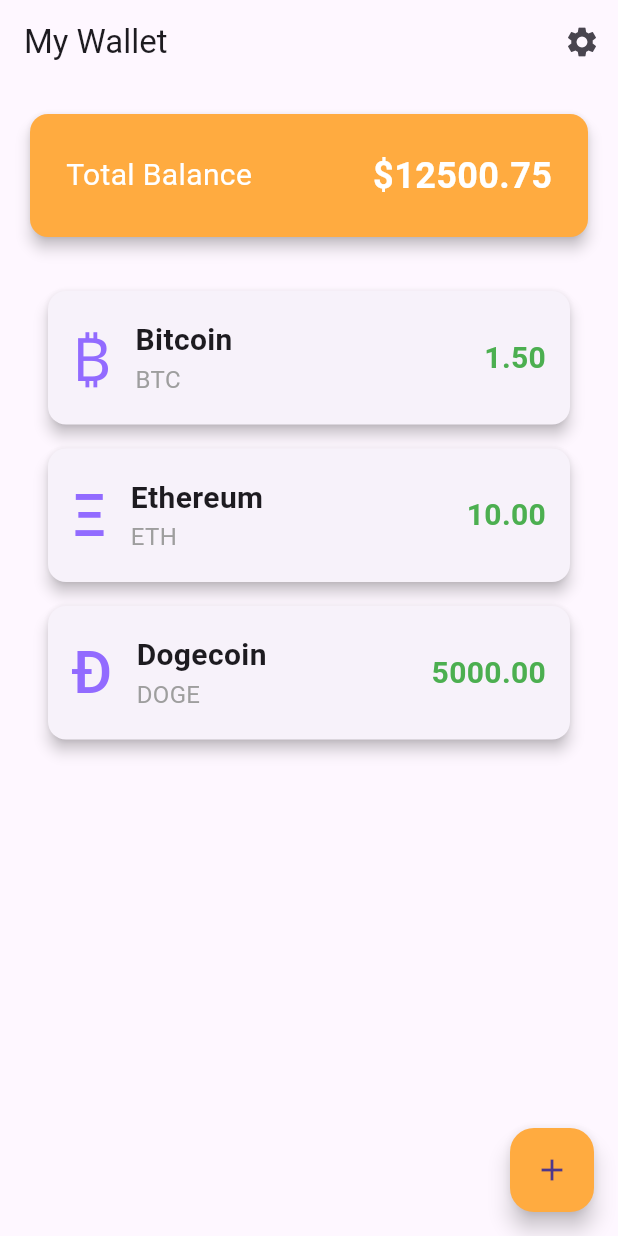
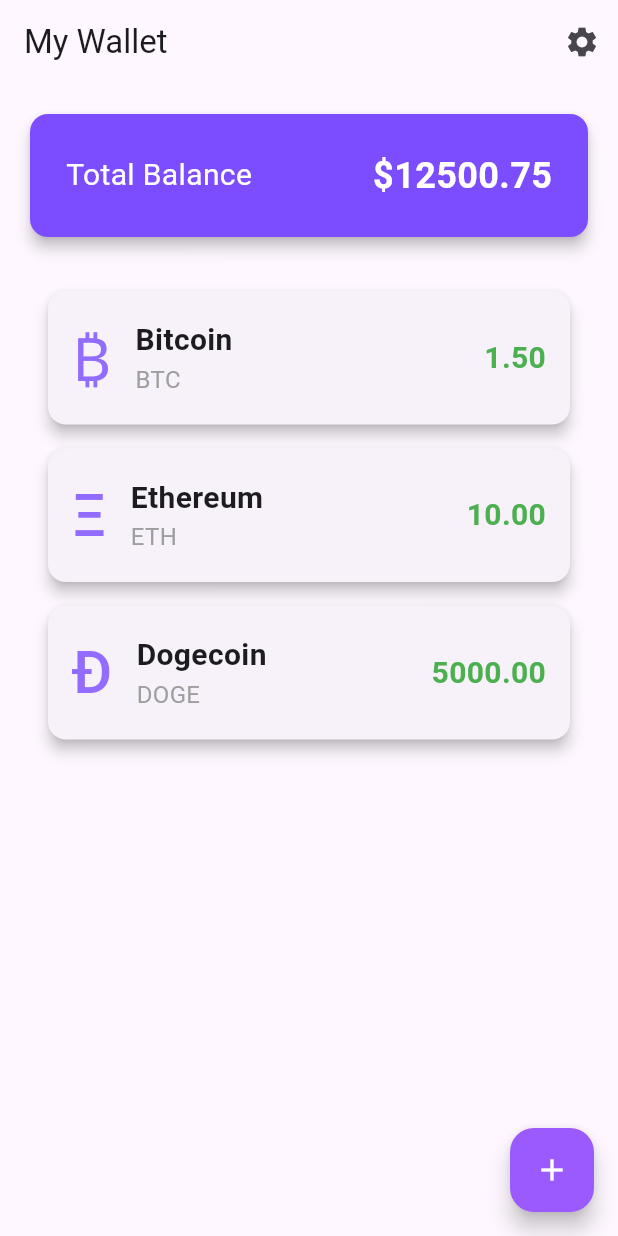
Before and after one commit to maksitox/quantum, a Flutter app: the MainWalletScreen screen opened by its route, on a phone screen of 412 x 824 dp. Run offline on Flutter 3.47's test engine with Material 3 defaults, Android fonts, the phone set to English and light mode, and no system bars.

Commit message:
0.0.17 Color change

```diff
--- a/lib/screens/main_wallet_screen.dart
+++ b/lib/screens/main_wallet_screen.dart
@@ -54,7 +54,7 @@ class MainWalletScreen extends StatelessWidget {
         child: Column(
           children: [
             Card(
-              color: Colors.orangeAccent,
+              color: Colors.deepPurpleAccent,
               shape: RoundedRectangleBorder(
                 borderRadius: BorderRadius.circular(12),
               ),
@@ -102,9 +102,12 @@ class MainWalletScreen extends StatelessWidget {
         ),
       ),
       floatingActionButton: FloatingActionButton(
-        backgroundColor: Colors.orangeAccent,
+        backgroundColor: const Color.fromARGB(255, 155, 90, 253),
         onPressed: () => _addNewCrypto(context),
-        child: const Icon(Icons.add),
+        child: const Icon(
+          Icons.add,
+          color: Colors.white,
+        ),
       ),
     );
   }
```
